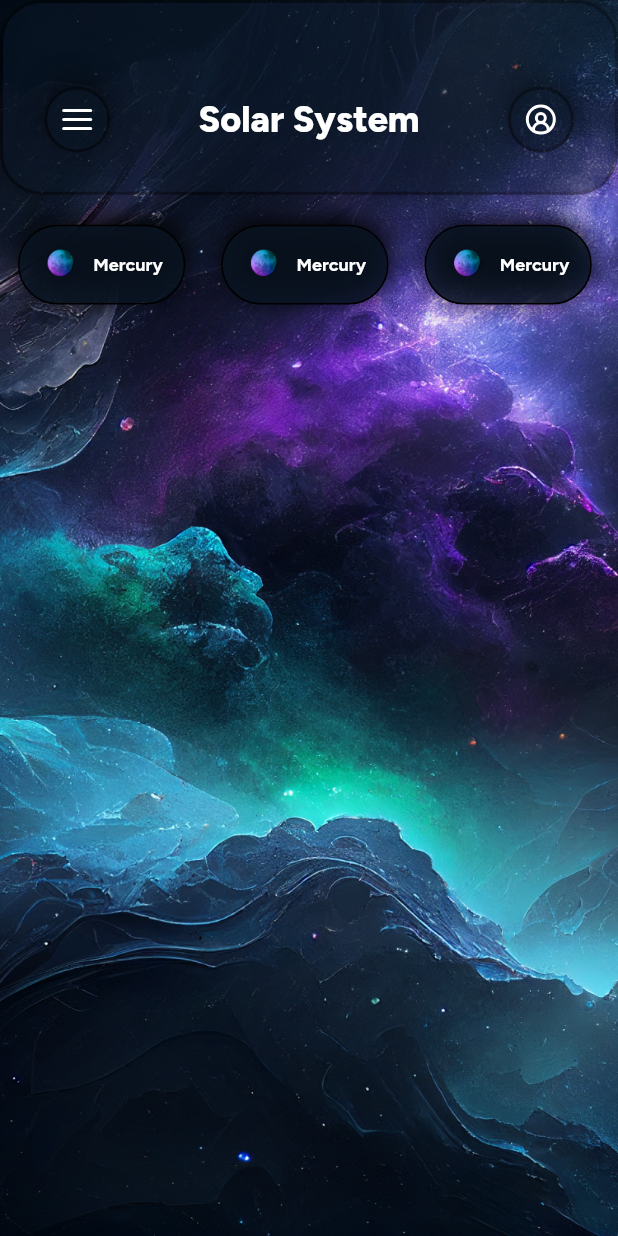
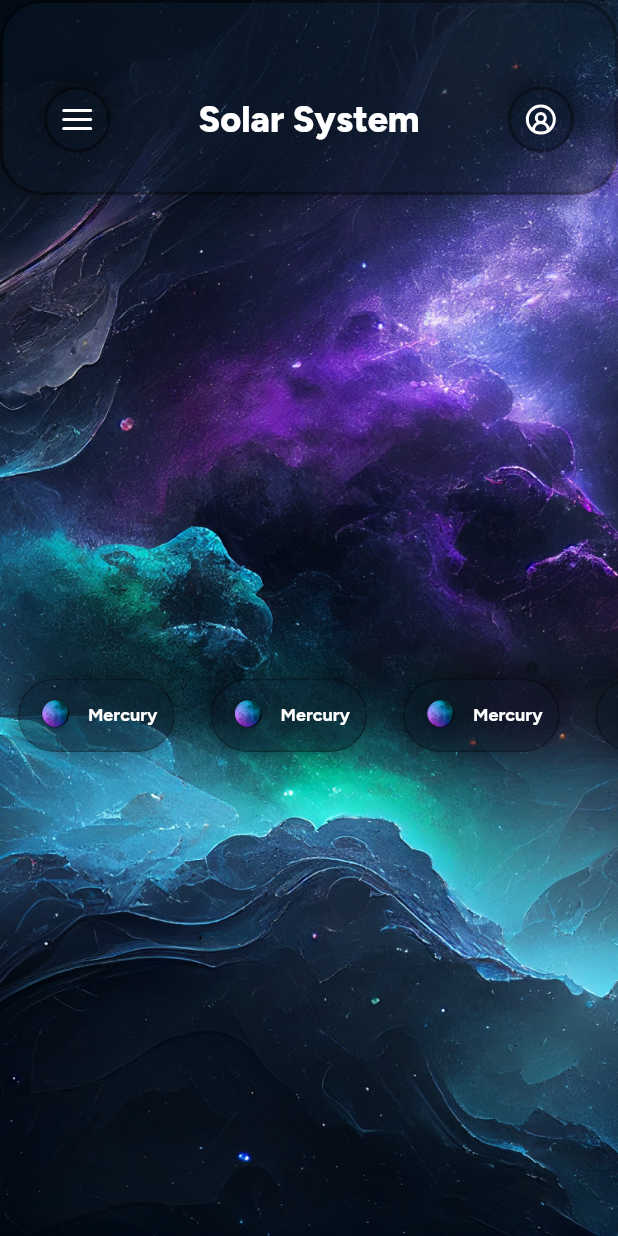
Before and after one commit to Sardorbee/my_solar_system, a Flutter app: the screen it shows after launch, on a phone screen of 412 x 824 dp. Run offline on Flutter 3.47's test engine with Material 2 defaults, Android fonts, the phone set to English and light mode, and no system bars; our stand-ins replace flutter_svg, google_fonts.

```diff
--- a/lib/screens/home_page.dart
+++ b/lib/screens/home_page.dart
@@ -35,17 +35,16 @@ class _HomePageState extends State<HomePage> {
                 leading: AppIcons.settings,
               ),
               Expanded(
-
                 child: ListView.builder(
-                  scrollDirection: Axis.horizontal,
-                  itemCount: 4,
+                    scrollDirection: Axis.horizontal,
+                    itemCount: 4,
                     itemBuilder: (context, index) {
-
-                  return Padding(
-                    padding: const EdgeInsets.symmetric(horizontal: 12,vertical: 20),
-                    child: Column1(),
-                  );
-                }),
+                      return Padding(
+                        padding: const EdgeInsets.symmetric(
+                            horizontal: 12, vertical: 20),
+                        child: CustomPlanetItem(),
+                      );
+                    }),
               )
             ],
           ),
--- a/lib/screens/widgets/ex.dart
+++ b/lib/screens/widgets/ex.dart
@@ -1,18 +1,26 @@
 import 'package:cosmos_data/utils/app_images.dart';
+import 'package:cosmos_data/utils/responsive_size.dart';
 import 'package:flutter/material.dart';
 
-class Column1 extends StatelessWidget {
+class CustomPlanetItem extends StatelessWidget {
+  const CustomPlanetItem({super.key});
+
   @override
   Widget build(BuildContext context) {
-    return Column(
+    return Stack(
+      alignment: Alignment.center,
       children: [
-        Container(
+        Opacity(
+          opacity: 0.5,
+          child: Container(
+            width: responsibleSize(context: context, width: 95),
+            height: responsibleSize(context: context, height: 48),
             padding: const EdgeInsets.symmetric(horizontal: 14, vertical: 12),
             clipBehavior: Clip.antiAlias,
             decoration: ShapeDecoration(
               color: const Color(0xCC091422),
               shape: RoundedRectangleBorder(
-              side: BorderSide(width: 1),
+                side: const BorderSide(width: 1),
                 borderRadius: BorderRadius.circular(28),
               ),
               shadows: const [
@@ -24,7 +32,9 @@ class Column1 extends StatelessWidget {
                 )
               ],
             ),
-          child: Row(
+          ),
+        ),
+        Row(
           mainAxisAlignment: MainAxisAlignment.center,
           crossAxisAlignment: CrossAxisAlignment.center,
           children: [
@@ -45,7 +55,6 @@ class Column1 extends StatelessWidget {
             ),
           ],
         ),
-        ),
       ],
     );
   }
--- /dev/null
+++ b/lib/utils/responsive_size.dart
@@ -0,0 +1,24 @@
+import 'package:flutter/material.dart';
+
+double? responsibleSize({
+  double? height,
+  double? width,
+  required BuildContext context,
+}) {
+  double screenHeight = MediaQuery.of(context).size.height;
+  double screenWidth = MediaQuery.of(context).size.width;
+
+  double figmaDesignHeight = 812.0;
+  double figmaDesignWidth = 375.0;
+
+  double heightFactor = screenHeight / figmaDesignHeight;
+  double widthFactor = screenWidth / figmaDesignWidth;
+
+  if (height == null && width != null) {
+    return width * widthFactor;
+  } else if (width == null && height != null) {
+    return height * heightFactor;
+  } else {
+    return null;
+  }
+}
```
Lines whose indentation alone changed are shown as unchanged.
